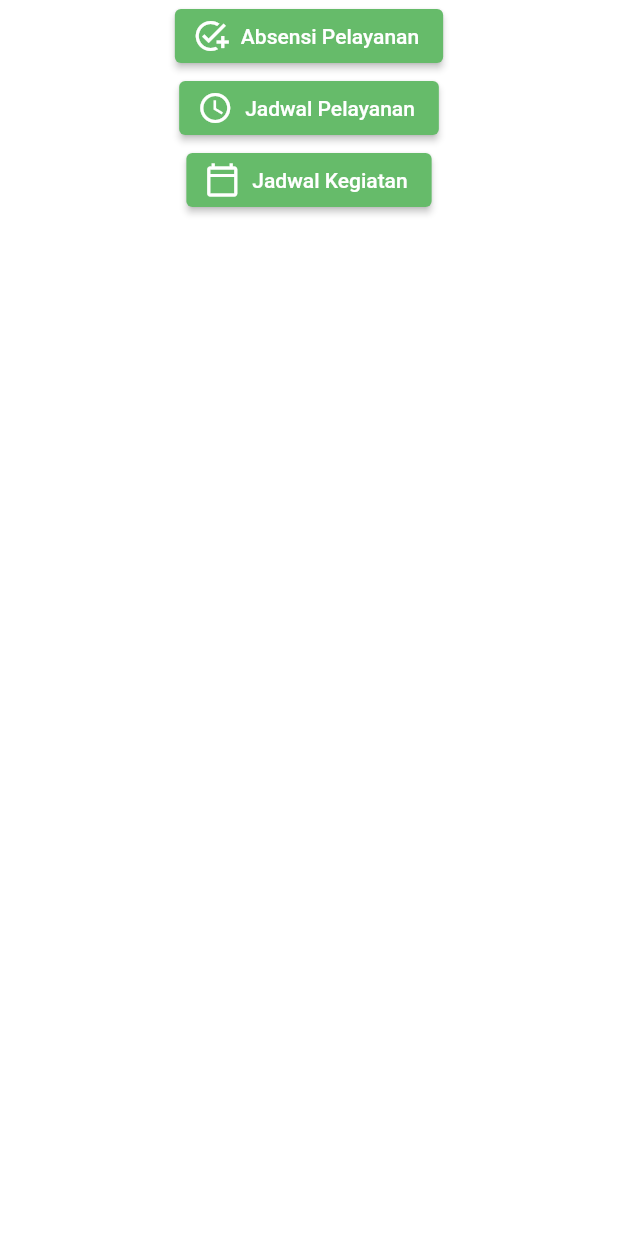
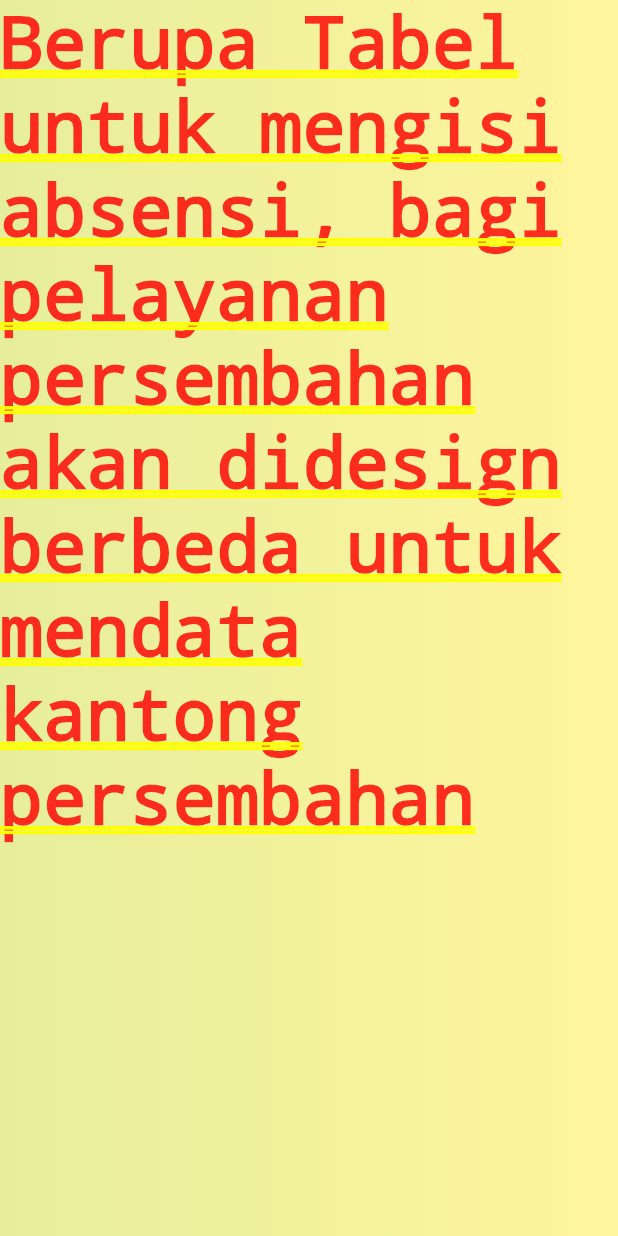
Before and after one commit to gaby205/proyek_absensi, a Flutter app: the Beranda screen opened by its route, after a tap on "Absensi Pelayanan", on a phone screen of 412 x 824 dp. Run offline on Flutter 3.47's test engine with Material 2 defaults, Android fonts, the phone set to English and light mode, and no system bars; our stand-ins replace shared_preferences; missing offline and left inert: dart:js; accounts and stored records are empty.

Commit message:
Proyek Absensi Pelayanan

```diff
--- a/lib/absensi.dart
+++ b/lib/absensi.dart
@@ -0,0 +1,30 @@
+import 'package:flutter/material.dart';
+
+class Absensi extends StatefulWidget {
+  const Absensi({ Key? key }) : super(key: key);
+
+  @override
+  _AbsensiState createState() => _AbsensiState();
+}
+
+class _AbsensiState extends State<Absensi> {
+  @override
+  Widget build(BuildContext context) {
+    return Container(
+       decoration: BoxDecoration(
+            gradient: LinearGradient(
+                begin: Alignment.centerLeft,
+                end: Alignment.centerRight,
+                colors: [Colors.lime.shade200, Colors.yellow.shade200])),
+                child: Center(
+                  child:
+                  Column(
+                    children: <Widget> [
+                      Text("Berupa Tabel untuk mengisi absensi, bagi pelayanan persembahan akan didesign berbeda untuk mendata kantong persembahan"),
+                    ]
+                  )
+                ),
+
+    );
+  }
+}
--- a/lib/beranda.dart
+++ b/lib/beranda.dart
@@ -11,9 +11,17 @@ class Beranda extends StatefulWidget {
 class _BerandaState extends State<Beranda> {
   @override
   Widget build(BuildContext context) {
-    return Center(
-      child: Container(
-        child: Column(children: <Widget>[
+    return Container(
+         decoration: BoxDecoration(
+            gradient: LinearGradient(
+                begin: Alignment.centerLeft,
+                end: Alignment.centerRight,
+                colors: [Colors.lime.shade200, Colors.yellow.shade200])),
+        child: Center(
+          child :Column(
+          mainAxisAlignment: MainAxisAlignment.spaceEvenly,
+          children: <Widget>[
+
           ElevatedButton.icon(
             onPressed: () {
               Navigator.pushReplacementNamed(context, '/absensi');
@@ -25,7 +33,7 @@ class _BerandaState extends State<Beranda> {
           ),
           ElevatedButton.icon(
             onPressed: () {
-             Navigator.pushReplacementNamed(context, '/JadwalPel');
+             Navigator.pushReplacementNamed(context, '/pelayanan');
             },
             label: Text('Jadwal Pelayanan'),
             icon: Icon(Icons.schedule_sharp),
@@ -34,7 +42,7 @@ class _BerandaState extends State<Beranda> {
           ),
           ElevatedButton.icon(
             onPressed: () {
-              Navigator.pushReplacementNamed(context, '/JadwalKeg');
+              Navigator.pushReplacementNamed(context, '/kegiatan');
             },
             label: Text('Jadwal Kegiatan'),
             icon: Icon(Icons.calendar_today_outlined),
```
Also changed, not shown: lib/daftar.dart (+22 -0 lines), lib/kegiatan.dart (+21 -0 lines), lib/main.dart (+10 -1 lines), lib/pelayanan.dart (+68 -0 lines), lib/kegiatanAPI.dart (added), lib/pelayananAPI.dart (added), lib/userdataAPI.dart (renamed from lib/classsAPI.dart).
